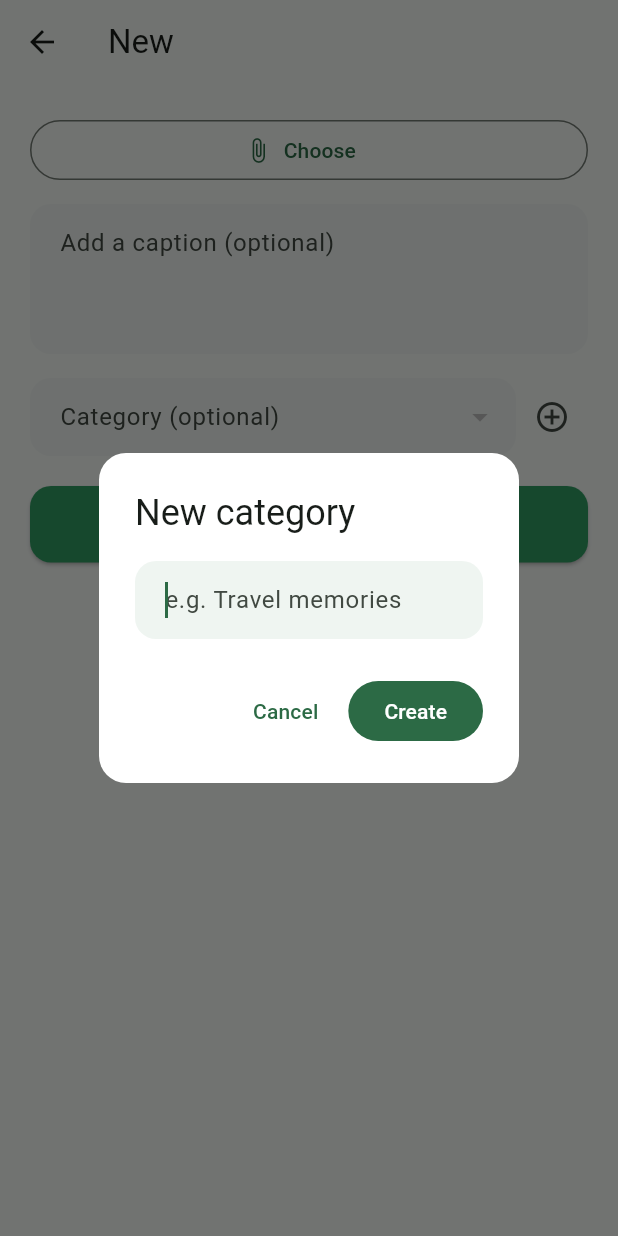
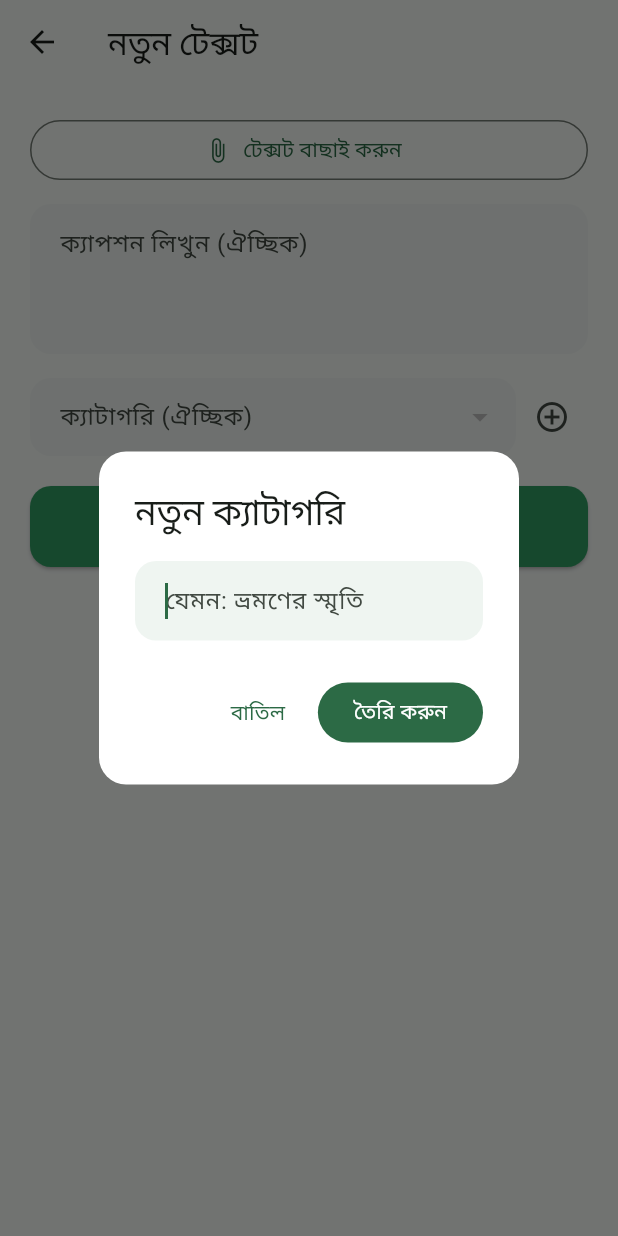
Before and after one commit to mamun-qamarix/parsonal, a Flutter app: the CreateEntryScreen screen opened directly with empty values, after a tap on the "add circle outline" icon, on a phone screen of 412 x 824 dp. Run offline on Flutter 3.47's test engine with Material 3 defaults, Android fonts, the phone set to English and light mode, and no system bars; our stand-ins replace camera, device_info_plus, dio, file_picker, flutter_secure_storage, image_picker and 4 more; missing offline and left inert: cryptography, google_mlkit_face_detection, mobile_scanner, record; accounts and stored records are empty.

Commit message:
Unify Home into one mixed feed, de-task-ify wishlist, add its categories
Home: replaced the content-type tabs with a single feed mixing
text/photo/video by recency, with a multi-select filter bar (content
type + author, any combination). Creating an entry now asks which type
via a bottom sheet first.

Wishlist: dropped the checkbox/strikethrough task styling -- it's a
plain list now (delete is still how you clear an item once you have
it). Items can optionally have a category, created on the fly, reusing
the existing scope="wishlist" category support that was already in the
API/service layer but never exposed in this screen's UI.

Also translated the vault create-entry screen to Bengali; its category
picker already worked the same for every content type and either
spouse's uploads. See DECISIONS.md #25.

```diff
--- a/mobile_app/lib/screens/vault/create_entry_screen.dart
+++ b/mobile_app/lib/screens/vault/create_entry_screen.dart
@@ -34,11 +34,11 @@ class _CreateEntryScreenState extends State<CreateEntryScreen> {
     final name = await showDialog<String>(
       context: context,
       builder: (_) => AlertDialog(
-        title: const Text('New category'),
-        content: TextField(controller: controller, autofocus: true, decoration: const InputDecoration(hintText: 'e.g. Travel memories')),
+        title: const Text('নতুন ক্যাটাগরি'),
+        content: TextField(controller: controller, autofocus: true, decoration: const InputDecoration(hintText: 'যেমন: ভ্রমণের স্মৃতি')),
         actions: [
-          TextButton(onPressed: () => Navigator.pop(context), child: const Text('Cancel')),
-          FilledButton(onPressed: () => Navigator.pop(context, controller.text.trim()), child: const Text('Create')),
+          TextButton(onPressed: () => Navigator.pop(context), child: const Text('বাতিল')),
+          FilledButton(onPressed: () => Navigator.pop(context, controller.text.trim()), child: const Text('তৈরি করুন')),
         ],
       ),
     );
@@ -61,11 +61,11 @@ class _CreateEntryScreenState extends State<CreateEntryScreen> {
     final session = context.read<SessionProvider>();
     final vmk = session.vmk!;
     if (widget.contentType == 'text' && _textController.text.trim().isEmpty) {
-      setState(() => _error = 'Write something first.');
+      setState(() => _error = 'আগে কিছু লিখুন।');
       return;
     }
     if (widget.contentType != 'text' && _picked == null) {
-      setState(() => _error = 'Pick a file first.');
+      setState(() => _error = 'আগে একটা ফাইল বাছাই করুন।');
       return;
     }
     setState(() {
@@ -103,10 +103,21 @@ class _CreateEntryScreenState extends State<CreateEntryScreen> {
     }
   }
 
+  String get _typeLabel {
+    switch (widget.contentType) {
+      case 'photo':
+        return 'ছবি';
+      case 'video':
+        return 'ভিডিও';
+      default:
+        return 'টেক্সট';
+    }
+  }
+
   @override
   Widget build(BuildContext context) {
     return Scaffold(
-      appBar: AppBar(title: Text('New ${widget.contentType}')),
+      appBar: AppBar(title: Text('নতুন $_typeLabel')),
       body: SafeArea(
         child: SingleChildScrollView(
           padding: const EdgeInsets.all(20),
@@ -114,15 +125,15 @@ class _CreateEntryScreenState extends State<CreateEntryScreen> {
             crossAxisAlignment: CrossAxisAlignment.stretch,
             children: [
               if (widget.contentType == 'text')
-                TextField(controller: _textController, maxLines: 6, decoration: const InputDecoration(hintText: 'Write something for your spouse...'))
+                TextField(controller: _textController, maxLines: 6, decoration: const InputDecoration(hintText: 'সঙ্গীর জন্য কিছু লিখুন...'))
               else ...[
                 OutlinedButton.icon(
                   icon: const Icon(Icons.attach_file),
                   onPressed: _pickMedia,
-                  label: Text(_picked == null ? 'Choose ${widget.contentType}' : 'Selected: ${_picked!.name}'),
+                  label: Text(_picked == null ? '$_typeLabel বাছাই করুন' : 'বাছাই করা হয়েছে: ${_picked!.name}'),
                 ),
                 const SizedBox(height: 12),
-                TextField(controller: _textController, maxLines: 3, decoration: const InputDecoration(hintText: 'Add a caption (optional)')),
+                TextField(controller: _textController, maxLines: 3, decoration: const InputDecoration(hintText: 'ক্যাপশন লিখুন (ঐচ্ছিক)')),
               ],
               const SizedBox(height: 16),
               Row(
@@ -130,12 +141,12 @@ class _CreateEntryScreenState extends State<CreateEntryScreen> {
                   Expanded(
                     child: DropdownButtonFormField<String>(
                       initialValue: _categoryId,
-                      decoration: const InputDecoration(labelText: 'Category (optional)'),
+                      decoration: const InputDecoration(labelText: 'ক্যাটাগরি (ঐচ্ছিক)'),
                       items: _categories.map((c) => DropdownMenuItem(value: c.id, child: Text(c.decryptedName ?? '...'))).toList(),
                       onChanged: (v) => setState(() => _categoryId = v),
                     ),
                   ),
-                  IconButton(icon: const Icon(Icons.add_circle_outline), onPressed: _addCategory),
+                  IconButton(tooltip: 'নতুন ক্যাটাগরি বানান', icon: const Icon(Icons.add_circle_outline), onPressed: _addCategory),
                 ],
               ),
               const SizedBox(height: 20),
@@ -157,7 +168,7 @@ class _CreateEntryScreenState extends State<CreateEntryScreen> {
                 onPressed: _saving ? null : _submit,
                 child: _saving
                     ? const SizedBox(height: 20, width: 20, child: CircularProgressIndicator(strokeWidth: 2))
-                    : const Text('Save to vault'),
+                    : const Text('ভল্টে সেভ করুন'),
               ),
             ],
           ),
```
Also changed, not shown: mobile_app/lib/screens/home/home_tab.dart (+76 -109 lines), mobile_app/lib/screens/wishlist/wishlist_section.dart (+132 -26 lines), 1 other file.
